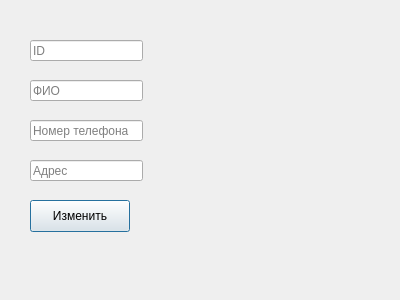
Above: sem2/lab1/task2/changereader.ui from anterg0/bsuir before the change. Below: the same form after it.
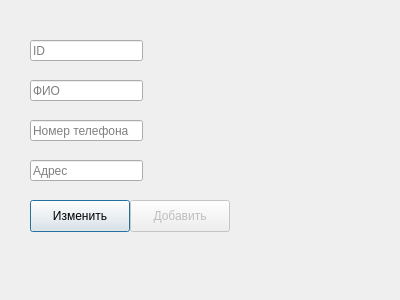
That is the form after the change.

The edit to the form file:
```diff
--- a/sem2/lab1/task2/changereader.ui
+++ b/sem2/lab1/task2/changereader.ui
@@ -91,6 +91,22 @@
     <string/>
    </property>
   </widget>
+  <widget class="QPushButton" name="addButton">
+   <property name="enabled">
+    <bool>false</bool>
+   </property>
+   <property name="geometry">
+    <rect>
+     <x>130</x>
+     <y>200</y>
+     <width>100</width>
+     <height>32</height>
+    </rect>
+   </property>
+   <property name="text">
+    <string>Добавить</string>
+   </property>
+  </widget>
  </widget>
  <resources/>
  <connections/>
```
